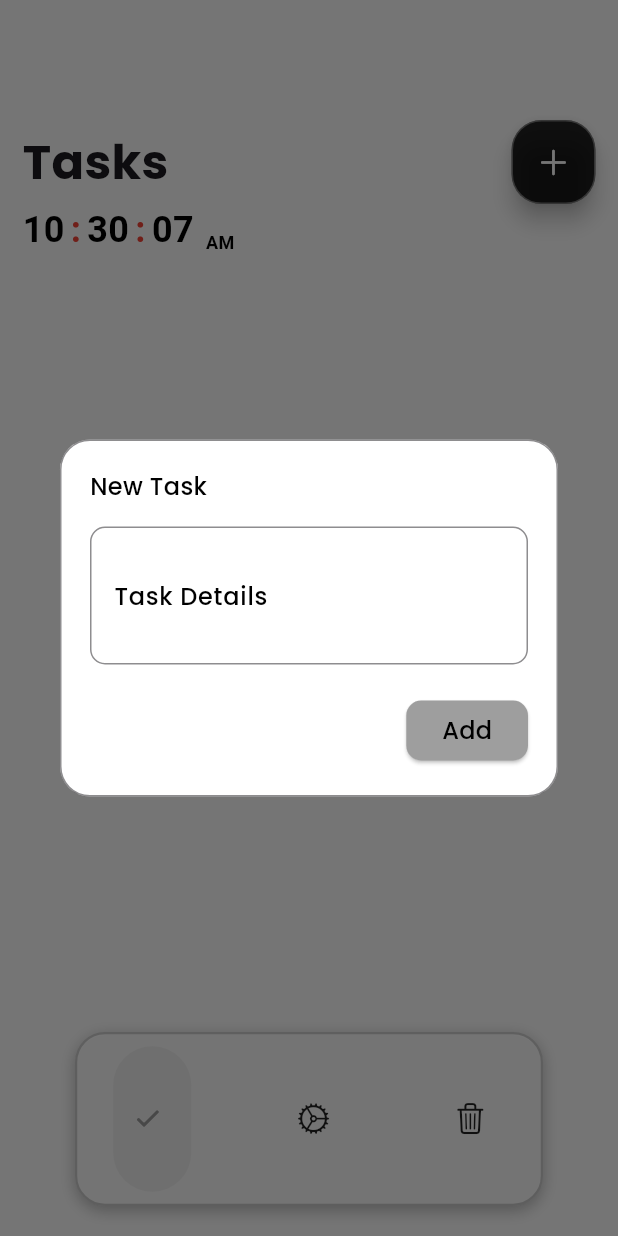
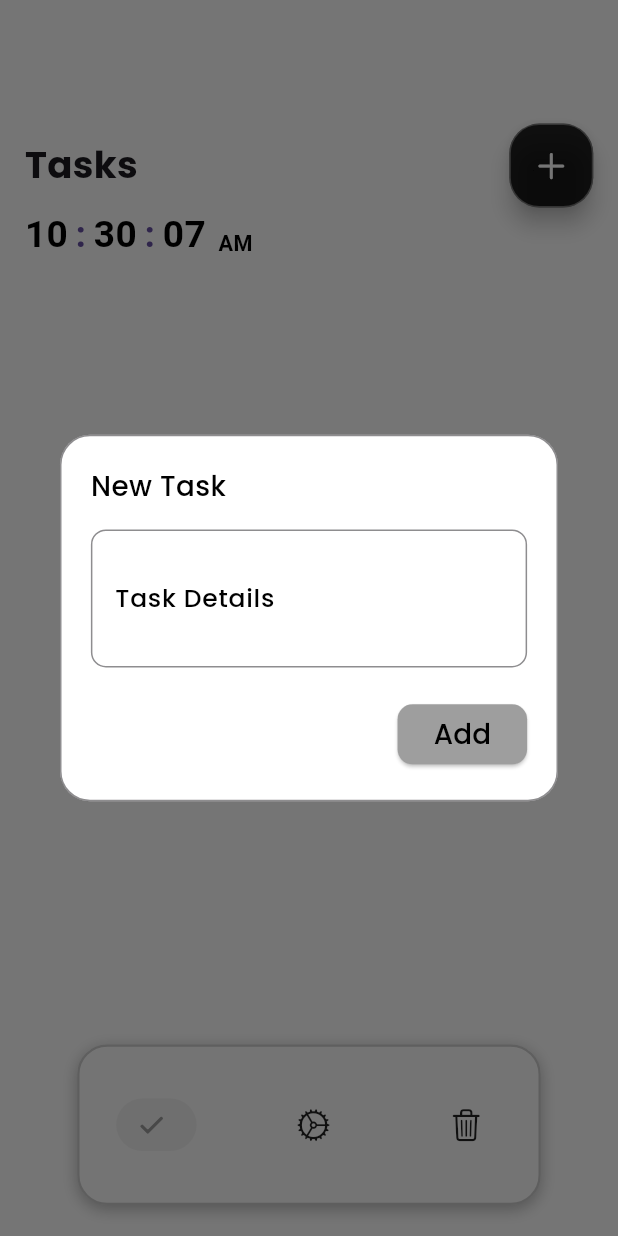
Before and after one commit to tahirdotdev-tdd/task_app, a Flutter app: the HomePage screen opened directly, after a tap on an icon or button, on a phone screen of 412 x 824 dp. Run offline on Flutter 3.47's test engine with Material 3 defaults, Android fonts, the phone set to English and light mode, and no system bars; drawn by our look-alikes of animated_flip_counter, salomon_bottom_bar; our stand-ins replace cloud_firestore, connectivity_plus, firebase_core, flutter_local_notifications, fluttertoast, google_fonts and 1 more; accounts and stored records are empty.

Commit message:
made everything responsive

```diff
--- a/lib/components/digital_flip_clock.dart
+++ b/lib/components/digital_flip_clock.dart
@@ -16,16 +16,21 @@ class _DigitalFlipClockState extends State<DigitalFlipClock> {
     super.initState();
     _timeStream = Stream.periodic(
       const Duration(seconds: 1),
-          (_) => DateTime.now(),
+      (_) => DateTime.now(),
     );
   }
 
   @override
   Widget build(BuildContext context) {
+    final screenWidth = MediaQuery.of(context).size.width;
+    final digitFontSize = screenWidth * 0.06;
+    final colonFontSize = screenWidth * 0.06;
+    final amPmFontSize = screenWidth * 0.035;
+
     final theme = Theme.of(context);
     final textColor = theme.textTheme.bodyMedium?.color ?? Colors.grey;
     final colonColor = theme.primaryColor;
-    final amPmColor = theme.textTheme.bodyMedium?.color ?? Colors.grey;
+    final amPmColor = theme.textTheme.bodyMedium?.color ?? Colors.blue;
 
     return StreamBuilder<DateTime>(
       stream: _timeStream,
@@ -43,16 +48,16 @@ class _DigitalFlipClockState extends State<DigitalFlipClock> {
           mainAxisAlignment: MainAxisAlignment.start,
           crossAxisAlignment: CrossAxisAlignment.end,
           children: [
-            _buildFlipUnit(hour, textColor),
-            _buildColon(colonColor),
-            _buildFlipUnit(minute, textColor),
-            _buildColon(colonColor),
-            _buildFlipUnit(second, textColor),
-            const SizedBox(width: 8),
+            _buildFlipUnit(hour, textColor, digitFontSize),
+            _buildColon(colonColor, colonFontSize),
+            _buildFlipUnit(minute, textColor, digitFontSize),
+            _buildColon(colonColor, colonFontSize),
+            _buildFlipUnit(second, textColor, digitFontSize),
+            SizedBox(width: screenWidth * 0.02),
             Text(
               amPm,
               style: TextStyle(
-                fontSize: 12,
+                fontSize: amPmFontSize,
                 color: amPmColor,
                 fontWeight: FontWeight.bold,
               ),
@@ -63,27 +68,27 @@ class _DigitalFlipClockState extends State<DigitalFlipClock> {
     );
   }
 
-  Widget _buildFlipUnit(int value, Color color) {
+  Widget _buildFlipUnit(int value, Color color, double fontSize) {
     return AnimatedFlipCounter(
       value: value,
       duration: const Duration(milliseconds: 500),
       wholeDigits: 2,
       textStyle: TextStyle(
-        fontSize: 24,
+        fontSize: fontSize,
         fontWeight: FontWeight.bold,
         color: color,
       ),
     );
   }
 
-  Widget _buildColon(Color color) {
+  Widget _buildColon(Color color, double fontSize) {
     return Padding(
-      padding: const EdgeInsets.symmetric(horizontal: 4.0),
+      padding: EdgeInsets.symmetric(horizontal: fontSize * 0.2),
       child: Text(
         ":",
         style: TextStyle(
-          fontSize: 24,
-          color: Colors.red,
+          fontSize: fontSize,
+          color: color,
           fontWeight: FontWeight.bold,
         ),
       ),
--- a/lib/screens/home_page.dart
+++ b/lib/screens/home_page.dart
@@ -4,7 +4,6 @@ import 'package:salomon_bottom_bar/salomon_bottom_bar.dart';
 import 'package:task_app/screens/settings_page.dart';
 import 'package:task_app/screens/task_page.dart';
 import 'package:task_app/screens/trash_page.dart';
-import 'package:task_app/styles/text_styles.dart';
 import 'package:task_app/utils/internet_checker.dart';
 import 'package:connectivity_plus/connectivity_plus.dart';
 
@@ -82,6 +81,14 @@ class _HomePageState extends State<HomePage> {
 
   @override
   Widget build(BuildContext context) {
+    final screenWidth = MediaQuery.of(context).size.width;
+
+    // Responsive metrics
+    double bottomBarHeight = screenWidth * 0.26; // ~104 on 400 width
+    double iconSize = screenWidth * 0.055; // ~22 on 400 width
+    double marginH = screenWidth * 0.125; // ~50 on 400 width
+    double paddingH = screenWidth * 0.04; // ~16 on 400 width
+
     return Scaffold(
       body: Stack(
         children: [
@@ -100,13 +107,18 @@ class _HomePageState extends State<HomePage> {
             child: Align(
               alignment: Alignment.bottomCenter,
               child: Padding(
-                padding: const EdgeInsets.only(bottom: 20),
+                padding: EdgeInsets.only(bottom: screenWidth * 0.05), // ~20
                 child: Container(
-                  height: 116,
-                  margin: const EdgeInsets.symmetric(horizontal: 50),
+                  height: bottomBarHeight,
+                  margin: EdgeInsets.symmetric(horizontal: marginH),
                   decoration: BoxDecoration(
-                    border: Border.all(width: 1.5, color: Colors.grey.withOpacity(0.5)),
-                    color: Theme.of(context).scaffoldBackgroundColor.withOpacity(0.95),
+                    border: Border.all(
+                      width: 1.5,
+                      color: Colors.grey.withOpacity(0.5),
+                    ),
+                    color: Theme.of(context)
+                        .scaffoldBackgroundColor
+                        .withOpacity(0.95),
                     borderRadius: BorderRadius.circular(20),
                     boxShadow: const [
                       BoxShadow(
@@ -116,7 +128,7 @@ class _HomePageState extends State<HomePage> {
                       ),
                     ],
                   ),
-                  padding: const EdgeInsets.symmetric(horizontal: 16),
+                  padding: EdgeInsets.symmetric(horizontal: paddingH),
                   child: SalomonBottomBar(
                     backgroundColor: Colors.transparent,
                     currentIndex: _currentIndex,
@@ -129,38 +141,34 @@ class _HomePageState extends State<HomePage> {
                       );
                     },
                     itemShape: const StadiumBorder(),
-                    itemPadding: const EdgeInsets.symmetric(horizontal: 12, vertical: 0), // reduce vertical padding
+                    itemPadding: EdgeInsets.symmetric(
+                      horizontal: screenWidth * 0.03,
+                      vertical: screenWidth * 0.015,
+                    ),
                     items: [
                       SalomonBottomBarItem(
-                        icon: const Center(
-                          child: Icon(CupertinoIcons.checkmark_alt, size: 22),
-                        ),
+                        icon: Icon(CupertinoIcons.checkmark_alt,
+                            size: iconSize),
                         title: const SizedBox.shrink(),
                         selectedColor: Colors.grey,
                       ),
                       SalomonBottomBarItem(
-                        icon: const Center(
-                          child: Icon(CupertinoIcons.settings, size: 22),
-                        ),
+                        icon:
+                            Icon(CupertinoIcons.settings, size: iconSize),
                         title: const SizedBox.shrink(),
                         selectedColor: Colors.grey,
                       ),
                       SalomonBottomBarItem(
-                        icon: const Center(
-                          child: Icon(CupertinoIcons.trash, size: 22),
-                        ),
+                        icon: Icon(CupertinoIcons.trash, size: iconSize),
                         title: const SizedBox.shrink(),
                         selectedColor: Colors.grey,
                       ),
                     ],
                   ),
                 ),
-
-
               ),
             ),
           )
-
         ],
       ),
     );
--- a/lib/screens/splash_screen.dart
+++ b/lib/screens/splash_screen.dart
@@ -1,5 +1,4 @@
 import 'dart:async';
-
 import 'package:flutter/material.dart';
 import 'package:task_app/screens/home_page.dart';
 
@@ -12,16 +11,16 @@ class SplashScreen extends StatefulWidget {
 
 class _SplashScreenState extends State<SplashScreen>
     with SingleTickerProviderStateMixin {
-  late AnimationController _controller;
   late AnimationController _textController;
   late Animation<double> _textAnimation;
 
   @override
   void initState() {
     super.initState();
+
     _textController = AnimationController(
       vsync: this,
-      duration: Duration(seconds: 3),
+      duration: const Duration(seconds: 3),
     );
 
     _textAnimation = Tween<double>(
@@ -31,10 +30,10 @@ class _SplashScreenState extends State<SplashScreen>
 
     _textController.forward();
 
-    Timer(Duration(seconds: 6), () {
-      Navigator.of(
-        context,
-      ).pushReplacement(FadePageRoute(builder: (context) => HomePage()));
+    Timer(const Duration(seconds: 6), () {
+      Navigator.of(context).pushReplacement(
+        FadePageRoute(builder: (context) => const HomePage()),
+      );
     });
   }
 
@@ -46,6 +45,10 @@ class _SplashScreenState extends State<SplashScreen>
 
   @override
   Widget build(BuildContext context) {
+    final screenWidth = MediaQuery.of(context).size.width;
+
+    double fontSize = screenWidth * 0.08; // ~30 on 375 width
+
     return Scaffold(
       backgroundColor: Colors.black87,
       body: Center(
@@ -55,7 +58,7 @@ class _SplashScreenState extends State<SplashScreen>
             "Task App",
             style: TextStyle(
               color: Colors.white,
-              fontSize: 30,
+              fontSize: fontSize,
               fontStyle: FontStyle.italic,
               fontWeight: FontWeight.bold,
             ),
@@ -78,11 +81,9 @@ class FadePageRoute extends PageRouteBuilder {
             const end = Offset.zero;
             const curve = Curves.easeInOut;
 
-          var tween = Tween(
-            begin: begin,
-            end: end,
-          ).chain(CurveTween(curve: curve));
-          var offsetAnimation = animation.drive(tween);
+            final tween = Tween(begin: begin, end: end)
+                .chain(CurveTween(curve: curve));
+            final offsetAnimation = animation.drive(tween);
 
             return SlideTransition(position: offsetAnimation, child: child);
           },
--- a/lib/screens/task_page.dart
+++ b/lib/screens/task_page.dart
@@ -25,6 +25,10 @@ class _TaskPageState extends State<TaskPage> {
 
   void addTaskDialog() {
     _taskController.clear();
+    final screenWidth = MediaQuery.of(context).size.width;
+    final fontSize = screenWidth * 0.045;
+    final padding = screenWidth * 0.05;
+
     showDialog(
       context: context,
       builder: (context) {
@@ -38,27 +42,25 @@ class _TaskPageState extends State<TaskPage> {
             borderRadius: BorderRadius.circular(20),
           ),
           child: Padding(
-            padding: const EdgeInsets.all(20),
+            padding: EdgeInsets.all(padding),
             child: SingleChildScrollView(
               child: Column(
                 mainAxisSize: MainAxisSize.min,
                 crossAxisAlignment: CrossAxisAlignment.start,
                 children: [
-                  Text("New Task", style: secHead(context)),
-                  const SizedBox(height: 15),
+                  Text("New Task", style: secHead(context).copyWith(fontSize: fontSize)),
+                  SizedBox(height: padding * 0.75),
                   TextField(
                     controller: _taskController,
                     maxLines: 3,
                     style: Theme.of(context).textTheme.bodyMedium,
                     decoration: InputDecoration(
                       labelText: "Task Details",
-                      labelStyle: secHead(context),
+                      labelStyle: secHead(context).copyWith(fontSize: fontSize * 0.9),
                       enabledBorder: OutlineInputBorder(
                         borderRadius: BorderRadius.circular(10),
                         borderSide: BorderSide(
-                          color: Theme.of(
-                            context,
-                          ).colorScheme.onSurface.withOpacity(0.5),
+                          color: Theme.of(context).colorScheme.onSurface.withOpacity(0.5),
                         ),
                       ),
                       focusedBorder: OutlineInputBorder(
@@ -70,7 +72,7 @@ class _TaskPageState extends State<TaskPage> {
                       ),
                     ),
                   ),
-                  const SizedBox(height: 20),
+                  SizedBox(height: padding),
                   Align(
                     alignment: Alignment.centerRight,
                     child: ElevatedButton(
@@ -85,18 +87,16 @@ class _TaskPageState extends State<TaskPage> {
                         final task = _taskController.text.trim();
                         if (task.isEmpty) return;
 
-                        await FirebaseFirestore.instance
-                            .collection('tasks')
-                            .add({
-                              'task': task,
-                              'isDone': false,
-                              'isTrashed': false,
-                              'createdAt': Timestamp.now(),
-                            });
+                        await FirebaseFirestore.instance.collection('tasks').add({
+                          'task': task,
+                          'isDone': false,
+                          'isTrashed': false,
+                          'createdAt': Timestamp.now(),
+                        });
 
                         Navigator.pop(context);
                       },
-                      child: Text("Add", style: secHead(context)),
+                      child: Text("Add", style: secHead(context).copyWith(fontSize: fontSize)),
                     ),
                   ),
                 ],
@@ -107,21 +107,27 @@ class _TaskPageState extends State<TaskPage> {
       },
     );
   }
+
   void showUpdateDialog(String docId, String oldTitle) {
     TextEditingController controller = TextEditingController(text: oldTitle);
+    final screenWidth = MediaQuery.of(context).size.width;
+    final fontSize = screenWidth * 0.045;
 
     showDialog(
       context: context,
       builder: (_) => AlertDialog(
-        title: Text("Edit Task"),
-        content: TextField(controller: controller),
+        title: Text("Edit Task", style: TextStyle(fontSize: fontSize)),
+        content: TextField(
+          controller: controller,
+          style: TextStyle(fontSize: fontSize),
+        ),
         actions: [
           TextButton(
             onPressed: () {
               updateTaskInFirestore(docId, controller.text);
               Navigator.pop(context);
             },
-            child: Text("Update"),
+            child: Text("Update", style: TextStyle(fontSize: fontSize)),
           )
         ],
       ),
@@ -134,6 +140,7 @@ class _TaskPageState extends State<TaskPage> {
       'updatedAt': DateTime.now(),
     });
   }
+
   void deleteTask(String id) {
     FirebaseFirestore.instance.collection('tasks').doc(id).update({
       'isTrashed': true,
@@ -148,8 +155,13 @@ class _TaskPageState extends State<TaskPage> {
 
   @override
   Widget build(BuildContext context) {
+    final screenWidth = MediaQuery.of(context).size.width;
+    final topPadding = screenWidth * 0.2;
+    final sidePadding = screenWidth * 0.04;
+    final titleFontSize = screenWidth * 0.06;
+
     return Padding(
-      padding: const EdgeInsets.only(top: 80, left: 15, right: 15),
+      padding: EdgeInsets.only(top: topPadding, left: sidePadding, right: sidePadding),
       child: Column(
         crossAxisAlignment: CrossAxisAlignment.start,
         children: [
@@ -157,19 +169,18 @@ class _TaskPageState extends State<TaskPage> {
           Row(
             mainAxisAlignment: MainAxisAlignment.spaceBetween,
             children: [
-              Text("Tasks", style: heading1(context)),
+              Text("Tasks", style: heading1(context).copyWith(fontSize: titleFontSize)),
               FloatingActionButton(
                 onPressed: addTaskDialog,
                 backgroundColor: Colors.black87,
                 shape: RoundedRectangleBorder(
                   borderRadius: BorderRadius.circular(20),
-                  side: BorderSide(width: 1, color: Colors.white38),
+                  side: const BorderSide(width: 1, color: Colors.white38),
                 ),
-                child: Icon(CupertinoIcons.add, color: Colors.white),
+                child: Icon(CupertinoIcons.add, color: Colors.white, size: screenWidth * 0.06),
               ),
             ],
           ),
-          // const SizedBox(height: 10),
           DigitalFlipClock(),
           // Realtime Task List
           Expanded(
@@ -195,7 +206,7 @@ class _TaskPageState extends State<TaskPage> {
                     child: Text(
                       "No tasks yet.",
                       style: GoogleFonts.poppins(
-                        fontSize: 18,
+                        fontSize: screenWidth * 0.045,
                         color: Colors.grey,
                       ),
                     ),
@@ -212,15 +223,13 @@ class _TaskPageState extends State<TaskPage> {
                     final createdAt = (data['createdAt'] as Timestamp).toDate();
 
                     return MyTile(
-                      key: ValueKey(
-                        doc.id,
-                      ), // 🔑 helps Flutter track widget identity
+                      key: ValueKey(doc.id),
                       title: taskText,
                       isChecked: isDone,
-                      onCheckChanged: (value) =>
-                          updateTaskStatus(doc.id, value ?? false),
+                      onCheckChanged: (value) => updateTaskStatus(doc.id, value ?? false),
                       onDelete: () => deleteTask(doc.id),
-                      createdAt: createdAt, onUpdate: () => showUpdateDialog(doc.id, taskText),
+                      createdAt: createdAt,
+                      onUpdate: () => showUpdateDialog(doc.id, taskText),
                     );
                   },
                 );
--- a/lib/styles/text_styles.dart
+++ b/lib/styles/text_styles.dart
@@ -15,7 +15,7 @@ TextStyle secHead(BuildContext context) => GoogleFonts.poppins(
 
 TextStyle paraText(BuildContext context) => GoogleFonts.poppins(
   fontSize: 13,
-  // fontWeight: FontWeight.w500,
+  fontWeight: FontWeight.w400,
   color: Theme.of(context).textTheme.bodyMedium?.color,
 );
 
--- a/lib/styles/themes.dart
+++ b/lib/styles/themes.dart
@@ -41,7 +41,7 @@ final ThemeData lightTheme = ThemeData(
 final ThemeData darkTheme = ThemeData(
   brightness: Brightness.dark,
   primarySwatch: whiteSwatch,
-  scaffoldBackgroundColor: Colors.black,
+  scaffoldBackgroundColor: Color.fromARGB(255, 27, 27, 27),
   appBarTheme: AppBarTheme(backgroundColor: Colors.white),
   textTheme: TextTheme(bodyMedium: TextStyle(color: Colors.white)),
 );
```
Also changed, not shown: lib/components/my_tile.dart (+32 -14 lines), lib/components/trash_tile.dart (+27 -12 lines), lib/screens/settings_page.dart (+50 -25 lines), lib/screens/trash_page.dart (+31 -29 lines). Lines whose indentation alone changed are shown as unchanged.
